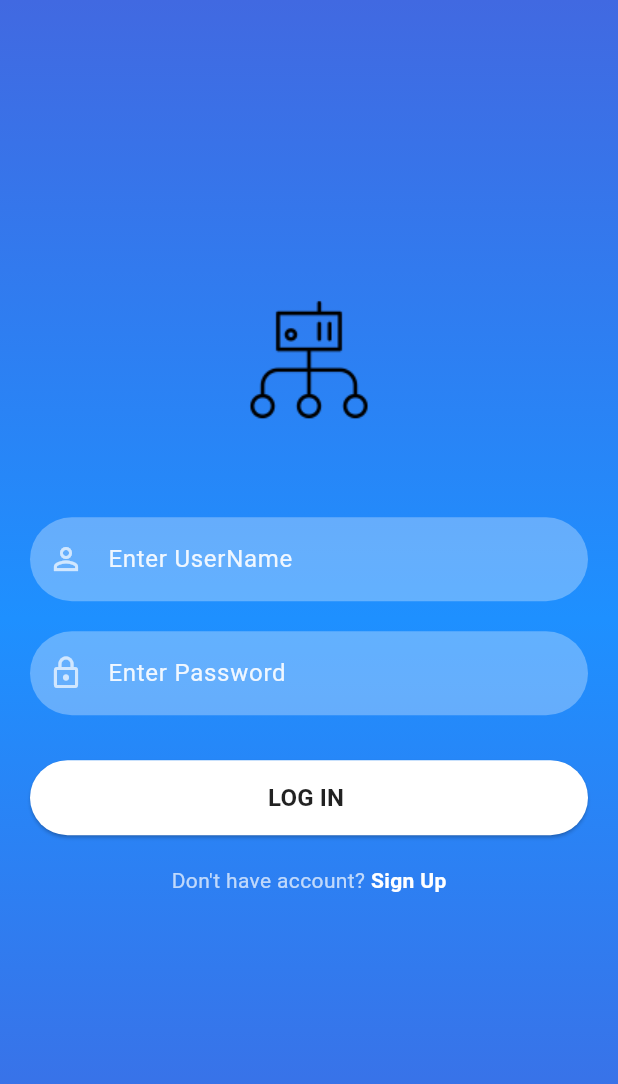
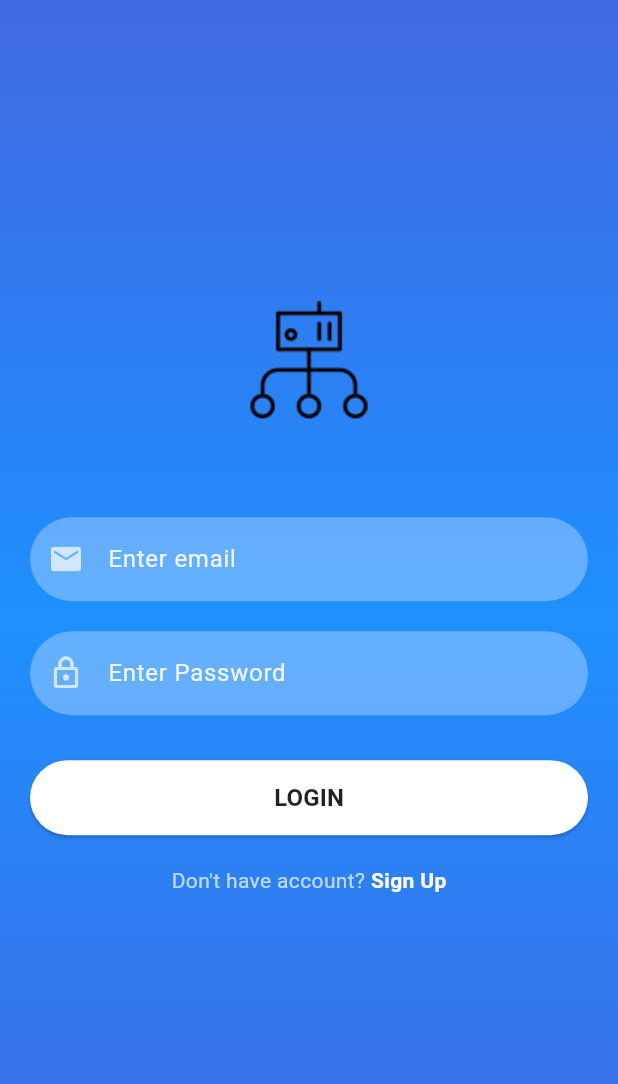
Before and after one commit to ankitasGIT/pict_clubhub, a Flutter app: the screen it shows after launch, on a phone screen of 412 x 824 dp. Shown: the top 1084 px of the screen. Run offline on Flutter 3.47's test engine with Material 3 defaults, Android fonts, the phone set to English and light mode, and no system bars; our stand-ins replace firebase_auth, firebase_core, google_fonts, shared_preferences; accounts and stored records are empty.

Commit message:
Second commit

```diff
--- /dev/null
+++ b/lib/Login_Signup/signin_screen.dart
@@ -0,0 +1,226 @@
+import 'dart:convert';
+
+import 'package:firebase_auth/firebase_auth.dart';
+import 'package:flutter/material.dart';
+import 'package:shared_preferences/shared_preferences.dart';
+import 'package:sign_up_in/color_utilis.dart';
+import 'package:sign_up_in/reusable_widget.dart';
+import 'package:sign_up_in/Login_Signup/signup_screen.dart';
+import 'package:sign_up_in/wel_screen.dart';
+import 'package:sign_up_in/config.dart';
+import 'package:http/http.dart' as http;
+
+
+class SignInScreen extends StatefulWidget {
+  const SignInScreen({Key? key}) : super(key: key);
+  @override
+  State<SignInScreen> createState() => _SignInScreenState();
+}
+
+class _SignInScreenState extends State<SignInScreen> {
+  TextEditingController _passwordTextController = TextEditingController();
+  TextEditingController _emailTextController = TextEditingController();
+  bool _isNotValid = false;
+
+  late SharedPreferences prefs;
+
+  @override
+  void initState() {
+    // TODO: implement initState
+    super.initState();
+    initSharedPref();
+  }
+
+  Future<void> initSharedPref()  async {
+    prefs = await SharedPreferences.getInstance();
+}
+
+  void loginUser() async{
+    if(_emailTextController.text.isNotEmpty && _passwordTextController.text.isNotEmpty)
+    {
+
+      var regBody = {
+        "email" : _emailTextController.text,
+        "password" : _passwordTextController.text
+      };
+
+      var response = await http.post(Uri.parse(login),
+          headers: {"Content-Type": "application/json"},
+          body: jsonEncode(regBody)
+      );
+
+      var jsonResponse = jsonDecode(response.body);
+
+      // print(jsonResponse['status']);
+
+      if(jsonResponse['status'])
+      {
+        var myToken = jsonResponse['token'];
+        prefs.setString("token", myToken);
+        Navigator.push(context, MaterialPageRoute(builder: (context) => WelcomeScreen()));
+      }else
+      {
+        print("Something went wrong");
+      }
+    }else
+    {
+      setState(() {
+        _isNotValid = true;
+      });
+    }
+  }
+
+  @override
+  Widget build(BuildContext context) {
+    return Scaffold(
+      body: Container(
+        width: MediaQuery.of(context).size.width,
+        height: MediaQuery.of(context).size.height,
+      decoration: BoxDecoration(
+          gradient: LinearGradient(colors:
+          [
+                hexStringToColor("4169E1"
+                ),hexStringToColor("1E90FF"),
+                hexStringToColor("4169E1"),
+          ], begin: Alignment.topCenter, end: Alignment.bottomCenter)),
+        child: SingleChildScrollView(
+          child: Padding(
+            padding: EdgeInsets.fromLTRB(20, MediaQuery.of(context).size.height * 0.2, 20, 0),
+            child: Column(
+              children: <Widget>[
+                ColorFiltered(colorFilter: ColorFilter.mode(Colors.white, BlendMode.colorBurn)),
+                Image.asset("assets/images/logo (1).png",width: 150,height: 150,),
+
+                SizedBox(
+                  height: 30,
+                ),
+                // reusableTextField("Enter UserName", Icons.person_outline,
+                //     false, _emailTextController),
+                TextField(controller: _emailTextController,
+                  obscureText: false,
+                  enableSuggestions: true,
+                  autocorrect: true,
+                  cursorColor: Colors.white,
+                  style: TextStyle(color: Colors.white.withOpacity(0.9)),
+                  decoration: InputDecoration(
+                      prefixIcon: Icon(
+                        Icons.mail, color: Colors.white70,
+                      ),
+                      labelText: "Enter email",
+                      labelStyle: TextStyle(color: Colors.white.withOpacity(0.9)),
+                      //new
+                      errorStyle: TextStyle(color: Colors.white),
+                      errorText: _isNotValid ? "Enter proper information " : null,
+                      filled: true,
+                      floatingLabelBehavior: FloatingLabelBehavior.never,
+                      fillColor: Colors.white.withOpacity(0.3),
+                      border: OutlineInputBorder(borderRadius: BorderRadius.circular(30.0),
+                          borderSide: const BorderSide(width: 0,style: BorderStyle.none))
+
+                  ),
+                  keyboardType: TextInputType.emailAddress,
+
+
+                ),
+                SizedBox(
+                  height: 20,
+                ),
+                // reusableTextField("Enter Password", Icons.lock_outline ,
+                //     true, _passwordTextController),
+                TextField(controller: _passwordTextController,
+                  obscureText: true,
+                  enableSuggestions: true,
+                  autocorrect: true,
+                  cursorColor: Colors.white,
+                  style: TextStyle(color: Colors.white.withOpacity(0.9)),
+                  decoration: InputDecoration(
+                      prefixIcon: Icon(
+                        Icons.lock_outlined, color: Colors.white70,
+                      ),
+                      labelText: "Enter Password",
+                      labelStyle: TextStyle(color: Colors.white.withOpacity(0.9)),
+                      //new
+                      errorStyle: TextStyle(color: Colors.white),
+                      errorText: _isNotValid ? "Enter proper information " : null,
+                      filled: true,
+                      floatingLabelBehavior: FloatingLabelBehavior.never,
+                      fillColor: Colors.white.withOpacity(0.3),
+                      border: OutlineInputBorder(borderRadius: BorderRadius.circular(30.0),
+                          borderSide: const BorderSide(width: 0,style: BorderStyle.none))
+
+                  ),
+                  keyboardType: TextInputType.visiblePassword,
+
+
+                ),
+                SizedBox(
+                  height: 20,
+                ),
+                Container(
+                  width: MediaQuery.of(context).size.width,
+                  height: 50,
+                  margin: const EdgeInsets.fromLTRB(0, 10, 0, 20),
+                  decoration: BoxDecoration(borderRadius: BorderRadius.circular(90)),
+
+                  child: ElevatedButton(
+                    onPressed: () {
+                      // onTap();
+                      loginUser();
+                      //code
+                    },
+                    child: Text(
+                      'LOGIN',
+                      style: const TextStyle(
+                          color: Colors.black87, fontWeight: FontWeight.bold, fontSize: 16),
+                    ),
+                    style: ButtonStyle(
+                        backgroundColor: MaterialStateProperty.resolveWith((states) {
+                          if (states.contains(MaterialState.pressed)) {
+                            return Colors.black26;
+                          }
+                          return Colors.white;
+                        }),
+                        shape: MaterialStateProperty.all<RoundedRectangleBorder>(
+                            RoundedRectangleBorder(borderRadius: BorderRadius.circular(30)))),
+                  ),
+                ),
+                // SignInUpButton(context, true, () {
+                //   FirebaseAuth.instance.signInWithEmailAndPassword(email: _emailTextController.text,
+                //       password: _passwordTextController.text).then((value) {
+                //         Navigator.push(context,
+                //         MaterialPageRoute(builder: (context) => WelcomeScreen()));
+                //   }).onError((error, stackTrace) {
+                //     print("Error");
+                //   });
+                //
+                // }),
+                signUpOption()
+              ],
+            ),
+          ),
+        ),
+    ),
+    );
+  }
+
+  Row signUpOption(){
+    return Row(
+      mainAxisAlignment: MainAxisAlignment.center,
+      children: [
+        const Text("Don't have account?",
+            style: TextStyle(color: Colors.white70)),
+        GestureDetector(
+          onTap: () {
+            Navigator.push(context,
+                MaterialPageRoute(builder: (context) => SignUpScreen()));
+          },
+          child: Text(
+            " Sign Up",
+            style: TextStyle(color: Colors.white, fontWeight: FontWeight.bold),
+          ),
+        )
+      ],
+    );
+  }
+
+}
--- a/lib/config.dart
+++ b/lib/config.dart
@@ -1,2 +1,3 @@
 final url = 'http://192.168.29.251:3000/';
 final registration = url + 'registration';
+final login = url + 'login';
--- a/lib/drawer.dart
+++ b/lib/drawer.dart
@@ -2,7 +2,7 @@ import 'package:flutter/material.dart';
 import 'package:sign_up_in/drawer_content.dart';
 import 'package:sign_up_in/home1.dart';
 import 'package:sign_up_in/wel_screen.dart';
-import 'package:sign_up_in/signup_screen.dart';
+import 'package:sign_up_in/Login_Signup/signup_screen.dart';
 
 String username_admin = globalUsername;
 String email_admin = globalEmail;
--- a/lib/home_screen.dart
+++ b/lib/home_screen.dart
@@ -1,6 +1,6 @@
 import 'package:firebase_auth/firebase_auth.dart';
 import 'package:flutter/material.dart';
-import 'package:sign_up_in/signin_screen.dart';
+import 'package:sign_up_in/Login_Signup/signin_screen.dart';
 
 class HomeScreen extends StatefulWidget {
   const HomeScreen({Key? key}) : super(key: key);
--- a/lib/main.dart
+++ b/lib/main.dart
@@ -2,7 +2,7 @@ import 'package:firebase_core/firebase_core.dart';
 import 'package:flutter/cupertino.dart';
 import 'package:flutter/foundation.dart';
 import 'package:flutter/material.dart';
-import 'package:sign_up_in/signin_screen.dart';
+import 'package:sign_up_in/Login_Signup/signin_screen.dart';
 
 void main() async{
   WidgetsFlutterBinding.ensureInitialized();
--- a/lib/signin_screen.dart
+++ /dev/null
@@ -1,91 +0,0 @@
-import 'package:firebase_auth/firebase_auth.dart';
-import 'package:flutter/material.dart';
-import 'package:sign_up_in/color_utilis.dart';
-import 'package:sign_up_in/reusable_widget.dart';
-import 'package:sign_up_in/signup_screen.dart';
-import 'package:sign_up_in/wel_screen.dart';
-
-
-class SignInScreen extends StatefulWidget {
-  const SignInScreen({Key? key}) : super(key: key);
-  @override
-  State<SignInScreen> createState() => _SignInScreenState();
-}
-
-class _SignInScreenState extends State<SignInScreen> {
-  TextEditingController _passwordTextController = TextEditingController();
-  TextEditingController _emailTextController = TextEditingController();
-  @override
-  Widget build(BuildContext context) {
-    return Scaffold(
-      body: Container(
-        width: MediaQuery.of(context).size.width,
-        height: MediaQuery.of(context).size.height,
-      decoration: BoxDecoration(
-          gradient: LinearGradient(colors:
-          [
-                hexStringToColor("4169E1"
-                ),hexStringToColor("1E90FF"),
-                hexStringToColor("4169E1"),
-          ], begin: Alignment.topCenter, end: Alignment.bottomCenter)),
-        child: SingleChildScrollView(
-          child: Padding(
-            padding: EdgeInsets.fromLTRB(20, MediaQuery.of(context).size.height * 0.2, 20, 0),
-            child: Column(
-              children: <Widget>[
-                ColorFiltered(colorFilter: ColorFilter.mode(Colors.white, BlendMode.colorBurn)),
-                Image.asset("assets/images/logo (1).png",width: 150,height: 150,),
-
-                SizedBox(
-                  height: 30,
-                ),
-                reusableTextField("Enter UserName", Icons.person_outline,
-                    false, _emailTextController),
-                SizedBox(
-                  height: 20,
-                ),
-                reusableTextField("Enter Password", Icons.lock_outline ,
-                    true, _passwordTextController),
-                SizedBox(
-                  height: 20,
-                ),
-                SignInUpButton(context, true, () {
-                  FirebaseAuth.instance.signInWithEmailAndPassword(email: _emailTextController.text,
-                      password: _passwordTextController.text).then((value) {
-                        Navigator.push(context,
-                        MaterialPageRoute(builder: (context) => WelcomeScreen()));
-                  }).onError((error, stackTrace) {
-                    print("Error");
-                  });
-
-                }),
-                signUpOption()
-              ],
-            ),
-          ),
-        ),
-    ),
-    );
-  }
-
-  Row signUpOption(){
-    return Row(
-      mainAxisAlignment: MainAxisAlignment.center,
-      children: [
-        const Text("Don't have account?",
-            style: TextStyle(color: Colors.white70)),
-        GestureDetector(
-          onTap: () {
-            Navigator.push(context,
-                MaterialPageRoute(builder: (context) => SignUpScreen()));
-          },
-          child: Text(
-            " Sign Up",
-            style: TextStyle(color: Colors.white, fontWeight: FontWeight.bold),
-          ),
-        )
-      ],
-    );
-  }
-
-}
--- a/lib/splash.dart
+++ b/lib/splash.dart
@@ -1,7 +1,7 @@
 import 'package:flutter/cupertino.dart';
 import 'package:flutter/foundation.dart';
 import 'package:flutter/material.dart';
-import 'package:sign_up_in/signin_screen.dart';
+import 'package:sign_up_in/Login_Signup/signin_screen.dart';
 
 void main() {
   runApp(const MyApp());
--- a/pubspec.yaml
+++ b/pubspec.yaml
@@ -32,6 +32,8 @@ dependencies:
     sdk: flutter
   http:
   flutter_pw_validator: ^1.6.0
+  shared_preferences:
+  jwt_decoder:
 
 
   # The following adds the Cupertino Icons font to your application.
```
Also changed, not shown: lib/Login_Signup/signup_screen.dart (renamed from lib/signup_screen.dart, +5 -4 lines), pubspec.lock, 1 other file.
